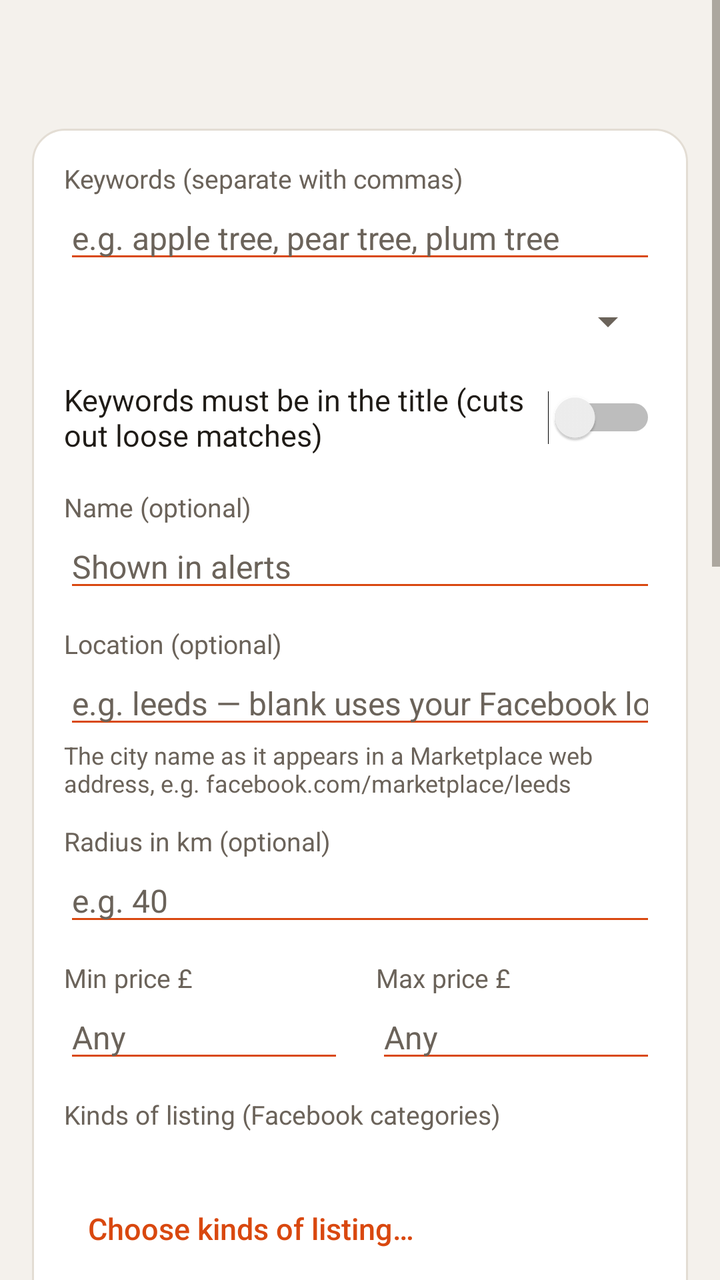
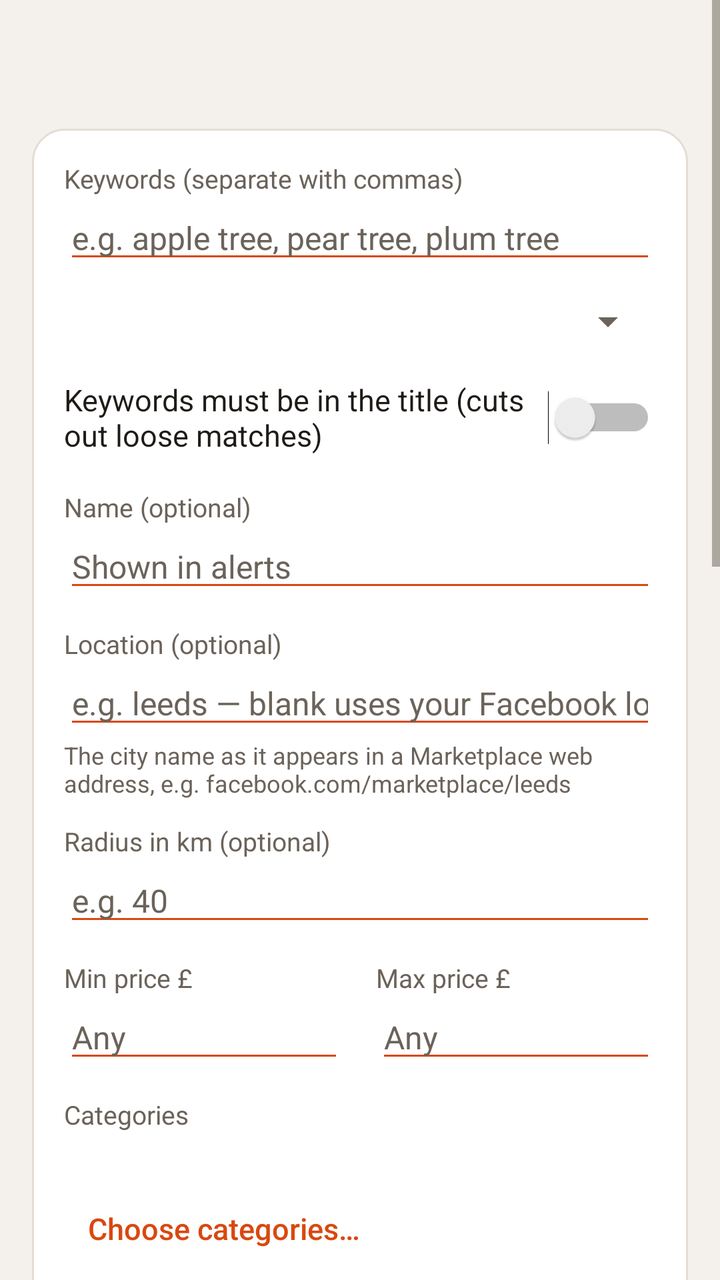

The first picture is an Android layout as it rendered before a commit; the second is the same layout after the commit. The layout source and the unified diff follow.
<!-- AndroidManifest.xml: application theme AppTheme -->
<!-- res/layout/activity_edit.xml -->
<?xml version="1.0" encoding="utf-8"?>
<ScrollView xmlns:android="http://schemas.android.com/apk/res/android"
    android:layout_width="match_parent"
    android:layout_height="match_parent"
    android:fillViewport="true">

    <LinearLayout
        android:layout_width="match_parent"
        android:layout_height="wrap_content"
        android:orientation="vertical"
        android:paddingStart="16dp"
        android:paddingEnd="16dp"
        android:paddingTop="20dp"
        android:paddingBottom="32dp">

        <TextView
            android:id="@+id/tvHeading"
            android:layout_width="match_parent"
            android:layout_height="wrap_content"
            android:layout_marginBottom="12dp"
            android:textColor="@color/text"
            android:textSize="24sp"
            android:textStyle="bold" />

        <LinearLayout style="@style/Card">

            <TextView style="@style/Label" android:layout_marginTop="0dp" android:text="Keywords (separate with commas)" />
            <EditText
                android:id="@+id/etQuery"
                style="@style/Field"
                android:hint="e.g. apple tree, pear tree, plum tree"
                android:inputType="text" />
            <Spinner
                android:id="@+id/spIncludeMode"
                android:layout_width="match_parent"
                android:layout_height="48dp" />
            <Switch
                android:id="@+id/swTitleOnly"
                android:layout_width="match_parent"
                android:layout_height="wrap_content"
                android:minHeight="48dp"
                android:text="Keywords must be in the title (cuts out loose matches)"
                android:textColor="@color/text"
                android:textSize="15sp" />

            <TextView style="@style/Label" android:text="Name (optional)" />
            <EditText
                android:id="@+id/etName"
                style="@style/Field"
                android:hint="Shown in alerts"
                android:inputType="textCapSentences" />

            <TextView style="@style/Label" android:text="Location (optional)" />
            <EditText
                android:id="@+id/etLocation"
                style="@style/Field"
                android:hint="e.g. leeds — blank uses your Facebook location"
                android:inputType="textNoSuggestions" />
            <TextView
                android:layout_width="match_parent"
                android:layout_height="wrap_content"
                android:text="The city name as it appears in a Marketplace web address, e.g. facebook.com/marketplace/leeds"
                android:textColor="@color/subtext"
                android:textSize="12sp" />

            <TextView style="@style/Label" android:text="Radius in km (optional)" />
            <EditText
                android:id="@+id/etRadius"
                style="@style/Field"
                android:hint="e.g. 40"
                android:inputType="number" />

            <LinearLayout
                android:layout_width="match_parent"
                android:layout_height="wrap_content"
                android:orientation="horizontal">

                <LinearLayout
                    android:layout_width="0dp"
                    android:layout_height="wrap_content"
                    android:layout_marginEnd="8dp"
                    android:layout_weight="1"
                    android:orientation="vertical">

                    <TextView style="@style/Label" android:text="Min price £" />
                    <EditText
                        android:id="@+id/etMin"
                        style="@style/Field"
                        android:hint="Any"
                        android:inputType="number" />
                </LinearLayout>

                <LinearLayout
                    android:layout_width="0dp"
                    android:layout_height="wrap_content"
                    android:layout_marginStart="8dp"
                    android:layout_weight="1"
                    android:orientation="vertical">

                    <TextView style="@style/Label" android:text="Max price £" />
                    <EditText
                        android:id="@+id/etMax"
                        style="@style/Field"
                        android:hint="Any"
                        android:inputType="number" />
                </LinearLayout>
            </LinearLayout>

            <TextView style="@style/Label" android:text="Kinds of listing (Facebook categories)" />
            <TextView
                android:id="@+id/tvKinds"
                android:layout_width="match_parent"
                android:layout_height="wrap_content"
                android:layout_marginTop="4dp"
                android:textColor="@color/text"
                android:textSize="15sp" />
            <Button
                android:id="@+id/btnKinds"
                style="@style/TextButton"
                android:layout_width="wrap_content"
                android:layout_height="wrap_content"
                android:text="Choose kinds of listing…" />

            <TextView style="@style/Label" android:text="Skip if title contains any of" />
            <EditText
                android:id="@+id/etExclude"
                style="@style/Field"
                android:hint="e.g. wanted, broken, parts"
                android:inputType="textNoSuggestions" />

            <TextView style="@style/Label" android:text="Description must mention any of (optional)" />
            <EditText
                android:id="@+id/etDescInc"
                style="@style/Field"
                android:hint="e.g. fruiting, bare root"
                android:inputType="textNoSuggestions" />

            <TextView style="@style/Label" android:text="Skip if description mentions any of" />
            <EditText
                android:id="@+id/etDescExc"
                style="@style/Field"
                android:hint="e.g. artificial, plastic, fake"
                android:inputType="textNoSuggestions" />
            <TextView
                android:layout_width="match_parent"
                android:layout_height="wrap_content"
                android:text="Descriptions are checked by opening each matching listing, so these add a few seconds per check."
                android:textColor="@color/subtext"
                android:textSize="12sp" />

            <Switch
                android:id="@+id/swArea"
                android:layout_width="match_parent"
                android:layout_height="wrap_content"
                android:layout_marginTop="16dp"
                android:minHeight="48dp"
                android:text="Ignore listings outside my radius (Facebook sometimes adds far-away ones)"
                android:textColor="@color/text"
                android:textSize="15sp" />

            <TextView
                style="@style/Label"
                android:layout_marginTop="20dp"
                android:text="WHAT TO TELL YOU ABOUT"
                android:textStyle="bold"
                android:letterSpacing="0.06" />

            <TextView style="@style/Label" android:layout_marginTop="8dp" android:text="New listings" />
            <Spinner android:id="@+id/spNew" android:layout_width="match_parent" android:layout_height="48dp" />

            <TextView style="@style/Label" android:layout_marginTop="4dp" android:text="Price drops" />
            <Spinner android:id="@+id/spDrop" android:layout_width="match_parent" android:layout_height="48dp" />

            <TextView style="@style/Label" android:layout_marginTop="4dp" android:text="Renewed / not selling (older listings bumped back up)" />
            <Spinner android:id="@+id/spRenewed" android:layout_width="match_parent" android:layout_height="48dp" />

            <TextView style="@style/Label" android:layout_marginTop="4dp" android:text="Title changed" />
            <Spinner android:id="@+id/spUpdated" android:layout_width="match_parent" android:layout_height="48dp" />
        </LinearLayout>

        <Button
            android:id="@+id/btnSave"
            style="@style/PrimaryButton"
            android:layout_width="match_parent"
            android:layout_height="wrap_content"
            android:text="Save" />

        <LinearLayout
            android:layout_width="match_parent"
            android:layout_height="wrap_content"
            android:layout_marginTop="4dp"
            android:orientation="horizontal">

            <Button
                android:id="@+id/btnPreview"
                style="@style/TextButton"
                android:layout_width="0dp"
                android:layout_height="wrap_content"
                android:layout_weight="1"
                android:text="Test this search" />

            <Button
                android:id="@+id/btnDelete"
                style="@style/TextButton"
                android:layout_width="0dp"
                android:layout_height="wrap_content"
                android:layout_weight="1"
                android:text="Delete" />
        </LinearLayout>
    </LinearLayout>
</ScrollView>
<!-- resources referenced by this layout -->
<resources>
  <color name="subtext">#6B635A</color>
  <color name="text">#1F1B16</color>
  <style name="Card">
          <item name="android:layout_width">match_parent</item>
          <item name="android:layout_height">wrap_content</item>
          <item name="android:orientation">vertical</item>
          <item name="android:background">@drawable/card</item>
          <item name="android:padding">16dp</item>
          <item name="android:layout_marginBottom">12dp</item>
      </style>
  <style name="Field">
          <item name="android:layout_width">match_parent</item>
          <item name="android:layout_height">wrap_content</item>
          <item name="android:textSize">16sp</item>
          <item name="android:textColor">@color/text</item>
          <item name="android:textColorHint">@color/subtext</item>
          <item name="android:backgroundTint">@color/accent</item>
      </style>
  <style name="Label">
          <item name="android:layout_width">match_parent</item>
          <item name="android:layout_height">wrap_content</item>
          <item name="android:textSize">13sp</item>
          <item name="android:textColor">@color/subtext</item>
          <item name="android:layout_marginTop">12dp</item>
      </style>
  <style name="PrimaryButton" parent="android:Widget.Material.Button">
          <item name="android:backgroundTint">@color/accent</item>
          <item name="android:textColor">@color/on_accent</item>
          <item name="android:textAllCaps">false</item>
          <item name="android:textSize">16sp</item>
          <item name="android:minHeight">52dp</item>
      </style>
  <style name="TextButton" parent="android:Widget.Material.Button.Borderless">
          <item name="android:textColor">@color/accent</item>
          <item name="android:textAllCaps">false</item>
          <item name="android:textSize">15sp</item>
      </style>
  <style name="AppTheme" parent="android:Theme.Material.Light.NoActionBar">
          <item name="android:colorPrimary">@color/accent</item>
          <item name="android:colorPrimaryDark">@color/bg</item>
          <item name="android:colorAccent">@color/accent</item>
          <item name="android:windowBackground">@color/bg</item>
          <item name="android:statusBarColor">@color/bg</item>
          <item name="android:navigationBarColor">@color/bg</item>
          <item name="android:windowLightStatusBar">true</item>
          <item name="android:textColorPrimary">@color/text</item>
          <item name="android:textColorSecondary">@color/subtext</item>
          <item name="android:alertDialogTheme">@style/DialogTheme</item>
      </style>
  <!-- drawable card (drawable) -->
  <?xml version="1.0" encoding="utf-8"?>
  <shape xmlns:android="http://schemas.android.com/apk/res/android" android:shape="rectangle">
      <solid android:color="@color/card" />
      <corners android:radius="16dp" />
      <stroke android:width="1dp" android:color="@color/line" />
  </shape>
  <color name="accent">#D9480F</color>
  <color name="on_accent">#FFFFFF</color>
  <color name="bg">#F4F1EC</color>
  <style name="DialogTheme" parent="android:Theme.Material.Light.Dialog.Alert">
          <item name="android:colorAccent">@color/accent</item>
      </style>
  <color name="card">#FFFFFF</color>
  <color name="line">#E3DDD4</color>
</resources>

<!-- the commit's change to res/layout/activity_edit.xml (unified diff, before → after) -->
@@ -106,7 +106,7 @@
                 </LinearLayout>
             </LinearLayout>
 
-            <TextView style="@style/Label" android:text="Kinds of listing (Facebook categories)" />
+            <TextView style="@style/Label" android:text="Categories" />
             <TextView
                 android:id="@+id/tvKinds"
                 android:layout_width="match_parent"
@@ -119,7 +119,7 @@
                 style="@style/TextButton"
                 android:layout_width="wrap_content"
                 android:layout_height="wrap_content"
-                android:text="Choose kinds of listing…" />
+                android:text="Choose categories…" />
 
             <TextView style="@style/Label" android:text="Skip if title contains any of" />
             <EditText
